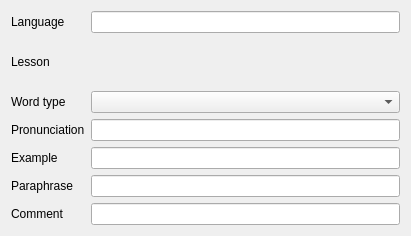
The window that src/entry-dialogs/summarywordwidget.ui (KDE/parley) describes before a commit, drawn with Qt 5.
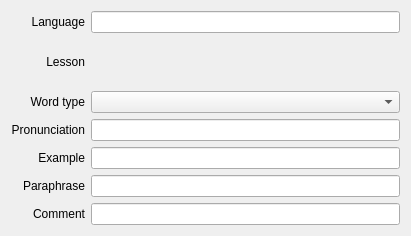
The same window after the commit. Custom widgets are drawn as their Qt base class.

Commit message: make some dialog labels right aligned

Diff of the .ui file:
```diff
--- a/src/entry-dialogs/summarywordwidget.ui
+++ b/src/entry-dialogs/summarywordwidget.ui
@@ -15,6 +15,9 @@
      <property name="text" >
       <string>Language</string>
      </property>
+     <property name="alignment" >
+      <set>Qt::AlignRight|Qt::AlignTrailing|Qt::AlignVCenter</set>
+     </property>
      <property name="buddy" >
       <cstring>wordEntry</cstring>
      </property>
@@ -28,6 +31,9 @@
      <property name="text" >
       <string>Lesson</string>
      </property>
+     <property name="alignment" >
+      <set>Qt::AlignRight|Qt::AlignTrailing|Qt::AlignVCenter</set>
+     </property>
     </widget>
    </item>
    <item row="2" column="0" >
@@ -35,6 +41,9 @@
      <property name="text" >
       <string>Word type</string>
      </property>
+     <property name="alignment" >
+      <set>Qt::AlignRight|Qt::AlignTrailing|Qt::AlignVCenter</set>
+     </property>
      <property name="buddy" >
       <cstring>wordTypeComboBox</cstring>
      </property>
@@ -45,6 +54,9 @@
      <property name="text" >
       <string>Pronunciation</string>
      </property>
+     <property name="alignment" >
+      <set>Qt::AlignRight|Qt::AlignTrailing|Qt::AlignVCenter</set>
+     </property>
      <property name="buddy" >
       <cstring>pronunciationEntry</cstring>
      </property>
@@ -58,6 +70,9 @@
      <property name="text" >
       <string>Example</string>
      </property>
+     <property name="alignment" >
+      <set>Qt::AlignRight|Qt::AlignTrailing|Qt::AlignVCenter</set>
+     </property>
      <property name="buddy" >
       <cstring>exampleEntry</cstring>
      </property>
@@ -71,6 +86,9 @@
      <property name="text" >
       <string>Paraphrase</string>
      </property>
+     <property name="alignment" >
+      <set>Qt::AlignRight|Qt::AlignTrailing|Qt::AlignVCenter</set>
+     </property>
      <property name="buddy" >
       <cstring>paraphraseEntry</cstring>
      </property>
@@ -84,6 +102,9 @@
      <property name="text" >
       <string>Comment</string>
      </property>
+     <property name="alignment" >
+      <set>Qt::AlignRight|Qt::AlignTrailing|Qt::AlignVCenter</set>
+     </property>
      <property name="buddy" >
       <cstring>commentEntry</cstring>
      </property>
```
The commit also changes 15 other files.
